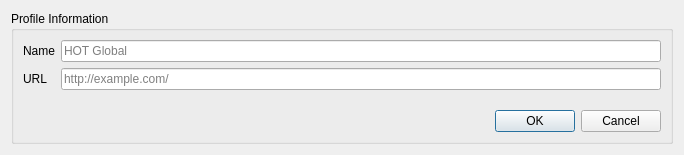
First picture: the form in src/qgis_templates_symbology/ui/profile_dialog.ui, repository hotosm/qgis-templates-and-symbology-plugin, before the edit.
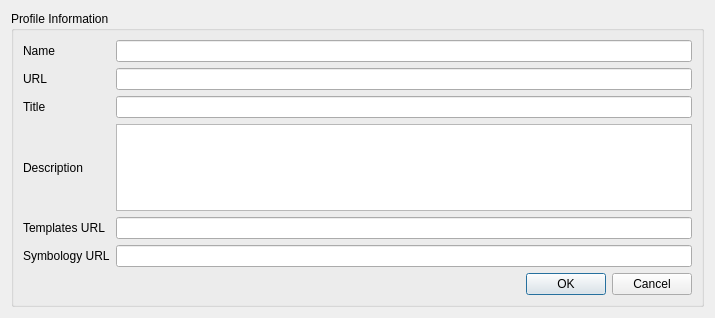
Second picture: the form after the edit.

Commit message: updates to the profile dialog and settings

The edit to the form file:
```diff
--- a/src/qgis_templates_symbology/ui/profile_dialog.ui
+++ b/src/qgis_templates_symbology/ui/profile_dialog.ui
@@ -6,8 +6,8 @@
    <rect>
     <x>0</x>
     <y>0</y>
-    <width>684</width>
-    <height>155</height>
+    <width>715</width>
+    <height>318</height>
    </rect>
   </property>
   <property name="windowTitle">
@@ -20,6 +20,13 @@
       <string>Profile Information</string>
      </property>
      <layout class="QGridLayout" name="gridLayout">
+      <item row="0" column="0">
+       <widget class="QLabel" name="label_name">
+        <property name="text">
+         <string>Name</string>
+        </property>
+       </widget>
+      </item>
       <item row="0" column="1">
        <widget class="QLineEdit" name="name_edit">
         <property name="toolTip">
@@ -29,10 +36,47 @@
          <string/>
         </property>
         <property name="placeholderText">
-         <string>HOT Global</string>
+         <string/>
         </property>
        </widget>
       </item>
+      <item row="3" column="1">
+       <widget class="QLineEdit" name="title_le"/>
+      </item>
+      <item row="8" column="1">
+       <widget class="QDialogButtonBox" name="buttonBox">
+        <property name="orientation">
+         <enum>Qt::Horizontal</enum>
+        </property>
+        <property name="standardButtons">
+         <set>QDialogButtonBox::Cancel|QDialogButtonBox::Ok</set>
+        </property>
+       </widget>
+      </item>
+      <item row="6" column="0">
+       <widget class="QLabel" name="templates_url_la">
+        <property name="text">
+         <string>Templates URL</string>
+        </property>
+       </widget>
+      </item>
+      <item row="3" column="0">
+       <widget class="QLabel" name="title_la">
+        <property name="text">
+         <string>Title</string>
+        </property>
+       </widget>
+      </item>
+      <item row="7" column="0">
+       <widget class="QLabel" name="symbology_url_la">
+        <property name="text">
+         <string>Symbology URL</string>
+        </property>
+       </widget>
+      </item>
+      <item row="7" column="1">
+       <widget class="QLineEdit" name="symbology_url"/>
+      </item>
       <item row="1" column="0">
        <widget class="QLabel" name="label_url">
         <property name="text">
@@ -40,6 +84,9 @@
         </property>
        </widget>
       </item>
+      <item row="6" column="1">
+       <widget class="QLineEdit" name="templates_url"/>
+      </item>
       <item row="1" column="1">
        <widget class="QLineEdit" name="url_edit">
         <property name="toolTip">
@@ -49,40 +96,20 @@
          <string/>
         </property>
         <property name="placeholderText">
-         <string>http://example.com/</string>
+         <string/>
         </property>
        </widget>
       </item>
-      <item row="0" column="0">
-       <widget class="QLabel" name="label_name">
+      <item row="4" column="1">
+       <widget class="QTextEdit" name="description_tb"/>
+      </item>
+      <item row="4" column="0">
+       <widget class="QLabel" name="description_la">
         <property name="text">
-         <string>Name</string>
+         <string>Description</string>
         </property>
        </widget>
       </item>
-      <item row="3" column="1">
-       <widget class="QDialogButtonBox" name="buttonBox">
-        <property name="orientation">
-         <enum>Qt::Horizontal</enum>
-        </property>
-        <property name="standardButtons">
-         <set>QDialogButtonBox::Cancel|QDialogButtonBox::Ok</set>
-        </property>
-       </widget>
-      </item>
-      <item row="2" column="1">
-       <spacer name="verticalSpacer">
-        <property name="orientation">
-         <enum>Qt::Vertical</enum>
-        </property>
-        <property name="sizeHint" stdset="0">
-         <size>
-          <width>20</width>
-          <height>40</height>
-         </size>
-        </property>
-       </spacer>
-      </item>
      </layout>
     </widget>
    </item>
```
The commit also changes 115 other files.
